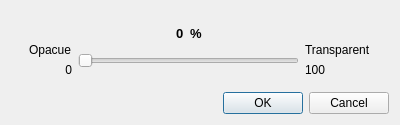
The window that view/display_control/opacity_dialog.ui (nextfoam/baram) describes before a commit, drawn with Qt 5.
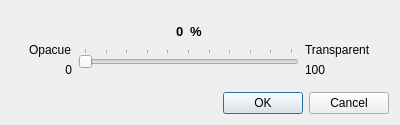
The same window after the commit.

Commit message: Tick helps see position

Patch:
```diff
--- a/view/display_control/opacity_dialog.ui
+++ b/view/display_control/opacity_dialog.ui
@@ -170,6 +170,9 @@
               <property name="orientation">
                <enum>Qt::Horizontal</enum>
               </property>
+              <property name="tickPosition">
+               <enum>QSlider::TicksAbove</enum>
+              </property>
              </widget>
             </item>
            </layout>
```
